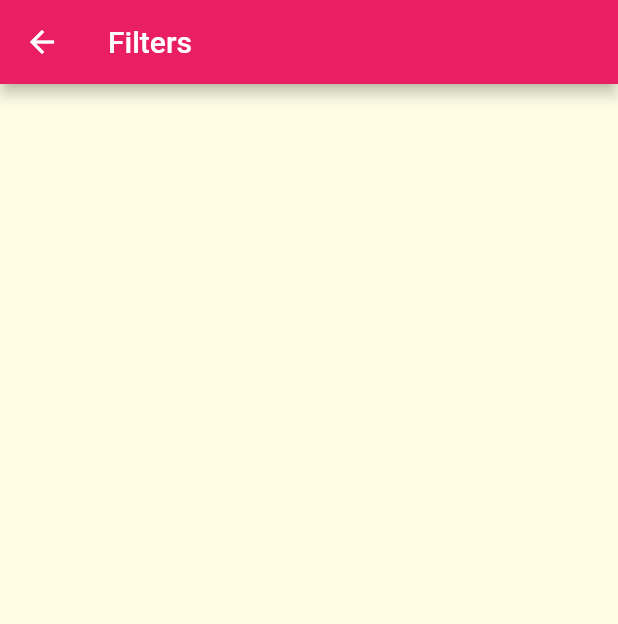
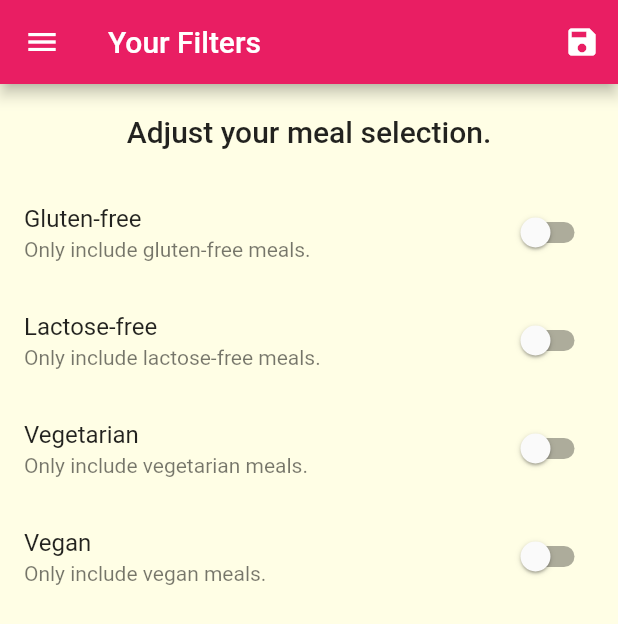
Before and after one commit to jackielenkhen/deli_meals, a Flutter app: the FiltersScreen screen opened by its route, on a phone screen of 412 x 824 dp. Shown: the top 624 px of the screen. Run offline on Flutter 3.47's test engine with Material 2 defaults, Android fonts, the phone set to English and light mode, and no system bars; Roboto replaces fonts that are missing (Raleway).

Commit message:
submit with fillter screen

```diff
--- a/lib/main.dart
+++ b/lib/main.dart
@@ -1,14 +1,65 @@
+import 'package:deli_meals/models/meal.dart';
 import 'package:flutter/material.dart';
 
 import './screens/categories_screen.dart';
 import './screens/category_meals_screen.dart';
 import './screens/meal_detail_screen.dart';
 import './screens/tabs_screen.dart';
-import 'screens/filters_screen.dart';
+import './dummy_data.dart';
+import './screens/filters_screen.dart';
 
 void main() => runApp(MyApp());
 
-class MyApp extends StatelessWidget {
+class MyApp extends StatefulWidget {
+  @override
+  State<MyApp> createState() => _MyAppState();
+}
+
+class _MyAppState extends State<MyApp> {
+  Map<String, bool> _filters = {
+    'gluten': false,
+    'lactose': false,
+    'vegan': false,
+    'vegetarian': false,
+  };
+
+  List<Meal> _availableMeals = DUMMY_MEALS;
+  List<Meal> _favoriteMeals = [];
+
+  _setFilters(Map<String, bool> filterData) {
+    _filters = filterData;
+
+    _availableMeals = DUMMY_MEALS.where((meal) {
+      if (_filters['gluten'] as bool && !meal.isGlutenFree) {
+        return false;
+      }
+      if (_filters['lactose'] as bool && !meal.isLactoseFree) {
+        return false;
+      }
+      if (_filters['vegan'] as bool && !meal.isVegan) {
+        return false;
+      }
+      if (_filters['vegetarian'] as bool && !meal.isVegetarian) {
+        return false;
+      }
+      return true;
+    }).toList();
+  }
+
+  void _toggleFavorite(String mealId) {
+    final existingIndex =
+        _favoriteMeals.indexWhere((meal) => meal.id == mealId);
+    if (existingIndex >= 0) {
+      setState(() {
+        _favoriteMeals.removeAt(existingIndex);
+      });
+    } else {
+      setState(() {
+        _favoriteMeals.add(DUMMY_MEALS.firstWhere((meal) => meal.id == mealId));
+      });
+    }
+  }
+
   @override
   Widget build(BuildContext context) {
     return MaterialApp(
@@ -30,10 +81,12 @@
       // home: CategoriesScreen(),
       initialRoute: '/', // default is '/'
       routes: {
-        '/': (context) => TabsScreen(),
-        CategoryMealsScreen.routeName: (context) => CategoryMealsScreen(),
+        '/': (context) => TabsScreen(_favoriteMeals),
+        CategoryMealsScreen.routeName: (context) =>
+            CategoryMealsScreen(_availableMeals),
         MealDetailScreen.routeName: (context) => MealDetailScreen(),
-        FiltersScreen.routeName: (context) => FiltersScreen(),
+        FiltersScreen.routeName: (context) =>
+            FiltersScreen(_filters, _setFilters),
       },
       // ---- unknow route (Screen) --- //
       onGenerateRoute: (RouteSettings) {
--- a/lib/screens/filters_screen.dart
+++ b/lib/screens/filters_screen.dart
@@ -1,13 +1,135 @@
 import 'package:flutter/material.dart';
 
-class FiltersScreen extends StatelessWidget {
-  const FiltersScreen({Key? key}) : super(key: key);
-  static const routeName = '/fillters';
+import '../widgets/main_drawer.dart';
+
+class FiltersScreen extends StatefulWidget {
+  static const routeName = '/filters';
+
+  final void Function(Map<String, bool>) saveFilters;
+  final Map<String, bool> currentFilters;
+
+  FiltersScreen(this.currentFilters, this.saveFilters);
+
+  @override
+  _FiltersScreenState createState() => _FiltersScreenState();
+}
+
+class _FiltersScreenState extends State<FiltersScreen> {
+  bool _glutenFree = false;
+  bool _vegetarian = false;
+  bool _vegan = false;
+  bool _lactoseFree = false;
+
+  @override
+  initState() {
+    _glutenFree = widget.currentFilters['gluten'] as bool;
+    _lactoseFree = widget.currentFilters['lactose'] as bool;
+    _vegetarian = widget.currentFilters['vegetarian'] as bool;
+    _vegan = widget.currentFilters['vegan'] as bool;
+    super.initState();
+  }
+
+  Widget _buildSwitchListTile(
+    String title,
+    String description,
+    bool currentValue,
+    void Function(bool) updateValue,
+  ) {
+    return SwitchListTile(
+      title: Text(title),
+      value: currentValue,
+      subtitle: Text(
+        description,
+      ),
+      onChanged: updateValue,
+    );
+  }
+
   @override
   Widget build(BuildContext context) {
     return Scaffold(
       appBar: AppBar(
-        title: Text('Filters'),
+        title: Text('Your Filters'),
+        actions: <Widget>[
+          IconButton(
+            icon: Icon(Icons.save),
+            onPressed: () {
+              final selectedFilters = {
+                'gluten': _glutenFree,
+                'lactose': _lactoseFree,
+                'vegan': _vegan,
+                'vegetarian': _vegetarian,
+              };
+              widget.saveFilters(selectedFilters);
+            },
+          )
+        ],
+      ),
+      drawer: MainDrawer(),
+      body: Column(
+        children: <Widget>[
+          Container(
+            padding: EdgeInsets.all(20),
+            child: Text(
+              'Adjust your meal selection.',
+              style: Theme.of(context).textTheme.titleLarge,
+            ),
+          ),
+          Expanded(
+            child: ListView(
+              children: <Widget>[
+                _buildSwitchListTile(
+                  'Gluten-free',
+                  'Only include gluten-free meals.',
+                  _glutenFree,
+                  (newValue) {
+                    setState(
+                      () {
+                        _glutenFree = newValue;
+                      },
+                    );
+                  },
+                ),
+                _buildSwitchListTile(
+                  'Lactose-free',
+                  'Only include lactose-free meals.',
+                  _lactoseFree,
+                  (newValue) {
+                    setState(
+                      () {
+                        _lactoseFree = newValue;
+                      },
+                    );
+                  },
+                ),
+                _buildSwitchListTile(
+                  'Vegetarian',
+                  'Only include vegetarian meals.',
+                  _vegetarian,
+                  (newValue) {
+                    setState(
+                      () {
+                        _vegetarian = newValue;
+                      },
+                    );
+                  },
+                ),
+                _buildSwitchListTile(
+                  'Vegan',
+                  'Only include vegan meals.',
+                  _vegan,
+                  (newValue) {
+                    setState(
+                      () {
+                        _vegan = newValue;
+                      },
+                    );
+                  },
+                )
+              ],
+            ),
+          ),
+        ],
       ),
     );
   }
--- a/lib/widgets/meal_item.dart
+++ b/lib/widgets/meal_item.dart
@@ -11,6 +11,11 @@
   final Complexity complexity;
   final Affordability affordability;
   final Function removeItem;
+  // final bool isGlutenFree;
+  // final bool isLactoseFree;
+  // final bool isVegan;
+  // final bool isVegetarian;
+
 
   MealItem(
       {required this.id,
```
Also changed, not shown: lib/screens/category_meals_screen.dart (+4 -3 lines), lib/screens/favorites_screen.dart (+7 -2 lines), lib/screens/tabs_screen.dart (+22 -13 lines).
